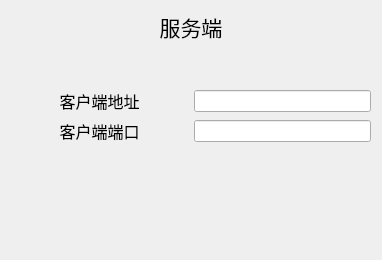
First picture: the form in 008-TCPServer/widget.ui, repository saiumr/LearnQt, before the edit.
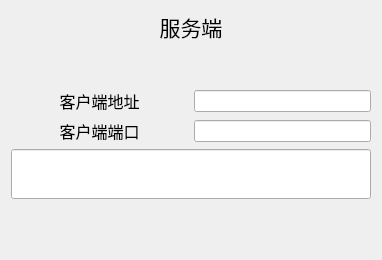
Second picture: the form after the edit.

What changed in the file:
```diff
--- a/008-TCPServer/widget.ui
+++ b/008-TCPServer/widget.ui
@@ -13,7 +13,7 @@
   <property name="windowTitle">
    <string>Widget</string>
   </property>
-  <layout class="QVBoxLayout" name="verticalLayout" stretch="0,0,1,1,2">
+  <layout class="QVBoxLayout" name="verticalLayout" stretch="0,0,1,1,2,2">
    <item>
     <widget class="QLabel" name="label">
      <property name="text">
@@ -88,6 +88,16 @@
      </item>
     </layout>
    </item>
+   <item>
+    <widget class="QLineEdit" name="mainLineEdit">
+     <property name="sizePolicy">
+      <sizepolicy hsizetype="Preferred" vsizetype="Preferred">
+       <horstretch>0</horstretch>
+       <verstretch>0</verstretch>
+      </sizepolicy>
+     </property>
+    </widget>
+   </item>
    <item>
     <spacer name="verticalSpacer">
      <property name="orientation">
```
